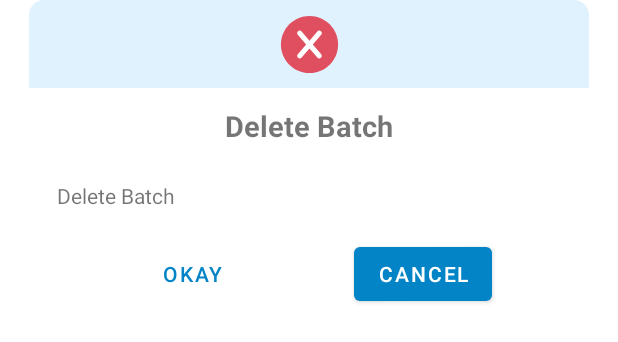
After one commit to dhavanikgithub/OrganizeU, an Android app: the layout delete_item_dialog_layout.xml on its own in the app's theme, with its tools: preview values and no code run, on a phone screen of 412 x 824 dp. The commit adds this screen. Shown: the top 342 px of the screen. Run offline under Robolectric (Android 15) with nearby library versions, the light colour scheme and no system bars.

Commit message:
show toast message for not yet implement functions. Implement custom delete alert dialog. Change status bar color in dark theme

```diff
--- a/app/src/main/java/com/dk/organizeu/adapter/AcademicAdapter.kt
+++ b/app/src/main/java/com/dk/organizeu/adapter/AcademicAdapter.kt
@@ -35,6 +35,9 @@ class AcademicAdapter(private val academicList: List<AcademicPojo>, private val
             holder.btnDelete.setOnClickListener {
                 listener.onDeleteClick(position)
             }
+            holder.btnEdit.setOnClickListener {
+                listener.onEditClick(position)
+            }
         } catch (e: Exception) {
             Log.e(TAG,e.message.toString())
         }
--- a/app/src/main/java/com/dk/organizeu/adapter/SemAdapter.kt
+++ b/app/src/main/java/com/dk/organizeu/adapter/SemAdapter.kt
@@ -33,6 +33,9 @@ class SemAdapter(private val academicSemList: ArrayList<String>,private val list
             holder.btnDelete.setOnClickListener {
                 listener.onDeleteClick(position)
             }
+            holder.btnEdit.setOnClickListener {
+                listener.onEditClick(position)
+            }
         } catch (e: Exception) {
             Log.e(TAG,e.message.toString())
         }
--- a/app/src/main/java/com/dk/organizeu/utils/UtilFunction.kt
+++ b/app/src/main/java/com/dk/organizeu/utils/UtilFunction.kt
@@ -9,6 +9,7 @@ import androidx.recyclerview.widget.RecyclerView
 import com.dk.organizeu.utils.Constants.Companion.DATE_FORMAT_STRING
 import com.dk.organizeu.utils.TimeConverter.Companion.timeFormat12H
 import com.dk.organizeu.utils.TimeConverter.Companion.timeFormat24H
+import com.dk.organizeu.utils.UtilFunction.Companion.showToast
 import kotlinx.coroutines.Dispatchers
 import kotlinx.coroutines.MainScope
 import kotlinx.coroutines.launch
@@ -43,7 +44,10 @@ class UtilFunction {
 
         fun Context.showToast(message: String)
         {
-            Toast.makeText(this,message,Toast.LENGTH_SHORT).show()
+            MainScope().launch(Dispatchers.Main)
+            {
+                Toast.makeText(this@showToast,message,Toast.LENGTH_SHORT).show()
+            }
         }
 
         fun Context.unexpectedErrorMessagePrint(e:Exception)
--- /dev/null
+++ b/app/src/main/res/drawable/ic_cancel.xml
@@ -0,0 +1,12 @@
+<vector xmlns:android="http://schemas.android.com/apk/res/android"
+    android:width="64dp"
+    android:height="64dp"
+    android:viewportWidth="512"
+    android:viewportHeight="512">
+  <path
+      android:pathData="M504.1,256C504.1,119 393,7.9 256,7.9C119,7.9 7.9,119 7.9,256C7.9,393 119,504.1 256,504.1C393,504.1 504.1,393 504.1,256z"
+      android:fillColor="#E04F5F"/>
+  <path
+      android:pathData="M285,256l72.5,-84.2c7.9,-9.2 6.9,-23 -2.3,-31c-9.2,-7.9 -23,-6.9 -30.9,2.3L256,222.4l-68.2,-79.2c-7.9,-9.2 -21.8,-10.2 -31,-2.3c-9.2,7.9 -10.2,21.8 -2.3,31L227,256l-72.5,84.2c-7.9,9.2 -6.9,23 2.3,31c4.1,3.6 9.2,5.3 14.3,5.3c6.2,0 12.3,-2.6 16.6,-7.6l68.2,-79.2l68.2,79.2c4.3,5 10.5,7.6 16.6,7.6c5.1,0 10.2,-1.7 14.3,-5.3c9.2,-7.9 10.2,-21.8 2.3,-31L285,256z"
+      android:fillColor="#FFF"/>
+</vector>
--- /dev/null
+++ b/app/src/main/res/layout/delete_item_dialog_layout.xml
@@ -0,0 +1,86 @@
+<?xml version="1.0" encoding="utf-8"?>
+<androidx.cardview.widget.CardView xmlns:android="http://schemas.android.com/apk/res/android"
+    android:layout_width="match_parent"
+    android:layout_height="@dimen/_180sdp"
+    xmlns:tools="http://schemas.android.com/tools"
+    app:cardCornerRadius="10dp"
+    android:layout_marginHorizontal="@dimen/_15sdp"
+    xmlns:app="http://schemas.android.com/apk/res-auto">
+
+    <androidx.constraintlayout.widget.ConstraintLayout
+        android:layout_width="match_parent"
+        android:layout_height="match_parent">
+
+        <View
+            android:id="@+id/view1"
+            android:layout_width="match_parent"
+            android:layout_height="0dp"
+            android:background="@color/colorPrimaryContainer"
+            app:layout_constraintBottom_toTopOf="@id/guidline1"
+            app:layout_constraintTop_toTopOf="parent" />
+
+        <androidx.constraintlayout.widget.Guideline
+            android:id="@+id/guidline1"
+            android:layout_width="match_parent"
+            android:layout_height="wrap_content"
+            android:orientation="horizontal"
+            app:layout_constraintGuide_percent=".25" />
+
+        <ImageView
+            android:layout_width="@dimen/_30sdp"
+            android:layout_height="@dimen/_30sdp"
+            android:src="@drawable/ic_cancel"
+            app:layout_constraintBottom_toBottomOf="@+id/view1"
+            app:layout_constraintEnd_toEndOf="@+id/view1"
+            app:layout_constraintStart_toStartOf="@+id/view1"
+            app:layout_constraintTop_toTopOf="@id/view1" />
+
+        <TextView
+            android:id="@+id/txtTitle"
+            android:layout_width="wrap_content"
+            android:layout_height="wrap_content"
+            android:padding="5dp"
+            android:layout_marginTop="@dimen/_5sdp"
+            android:textSize="@dimen/_15sdp"
+            android:textStyle="bold"
+            app:layout_constraintEnd_toEndOf="parent"
+            app:layout_constraintStart_toStartOf="parent"
+            app:layout_constraintTop_toBottomOf="@id/guidline1"
+            tools:text="Delete Batch" />
+
+        <TextView
+            android:id="@+id/txtMessage"
+            android:layout_width="match_parent"
+            android:layout_height="wrap_content"
+            android:padding="5dp"
+            android:layout_margin="@dimen/_10sdp"
+            app:layout_constraintEnd_toEndOf="parent"
+            app:layout_constraintStart_toStartOf="parent"
+            app:layout_constraintTop_toBottomOf="@id/txtTitle"
+            tools:text="Delete Batch" />
+
+        <com.google.android.material.button.MaterialButton
+            android:id="@+id/btnOkay"
+            android:layout_width="wrap_content"
+            android:layout_height="wrap_content"
+            android:background="@color/transparent"
+            android:textColor="@color/colorPrimary"
+            android:text="Okay"
+            android:layout_marginTop="@dimen/_10sdp"
+            app:layout_constraintEnd_toStartOf="@+id/btnCancel"
+            app:layout_constraintHorizontal_bias="0.5"
+            app:layout_constraintStart_toStartOf="parent"
+            app:layout_constraintTop_toBottomOf="@+id/txtMessage" />
+
+        <com.google.android.material.button.MaterialButton
+            android:id="@+id/btnCancel"
+            android:layout_width="wrap_content"
+            android:layout_height="wrap_content"
+            android:text="Cancel"
+            android:layout_marginTop="@dimen/_10sdp"
+            app:layout_constraintEnd_toEndOf="parent"
+            app:layout_constraintHorizontal_bias="0.5"
+            app:layout_constraintStart_toEndOf="@+id/btnOkay"
+            app:layout_constraintTop_toBottomOf="@+id/txtMessage" />
+    </androidx.constraintlayout.widget.ConstraintLayout>
+</androidx.cardview.widget.CardView>
--- a/app/src/main/res/menu/student_drawer.xml
+++ b/app/src/main/res/menu/student_drawer.xml
@@ -17,11 +17,11 @@
     <item android:title="Other">
         <menu>
             <item
-                android:id="@+id/nav_aboutus"
+                android:id="@+id/nav_aboutUs"
                 android:title="About Us"
                 android:icon="@drawable/ic_about"/>
             <item
-                android:id="@+id/nav_signout"
+                android:id="@+id/nav_signOut"
                 android:title="Sign out"
                 android:icon="@drawable/ic_signout"/>
             <item
--- a/app/src/main/res/values-night/themes.xml
+++ b/app/src/main/res/values-night/themes.xml
@@ -29,7 +29,7 @@
         <item name="colorOnTertiaryFixed">@color/colorOnTertiaryFixed</item>
         <item name="colorOnTertiaryFixedVariant">@color/colorOnTertiaryFixedVariant</item>
 
-        <item name="android:statusBarColor">@color/colorPrimary</item>
+        <item name="android:statusBarColor">@color/transparent</item>
 
         <item name="chipBackgroundColor">@color/colorPrimaryContainer</item>
         <item name="chipIconTint">@color/colorPrimary</item>
--- a/app/src/main/res/values/colors.xml
+++ b/app/src/main/res/values/colors.xml
@@ -41,4 +41,5 @@
     <color name="danger">#D61C1C</color>
     <color name="permissionDoneText">#45C560</color>
     <color name="permissionAllowText">#0C79F5</color>
+
 </resources>
```
Also changed, not shown: app/src/main/java/com/dk/organizeu/activity_admin/AdminActivity.kt (+18 -1 lines), app/src/main/java/com/dk/organizeu/activity_admin/fragments/academic/AcademicFragment.kt (+28 -3 lines), app/src/main/java/com/dk/organizeu/activity_admin/fragments/academic/add_academic/add_batch/AddBatchFragment.kt (+11 -11 lines), app/src/main/java/com/dk/organizeu/activity_admin/fragments/academic/add_academic/add_class/AddClassFragment.kt (+12 -12 lines), app/src/main/java/com/dk/organizeu/activity_admin/fragments/academic/add_academic/add_sem/AddSemFragment.kt (+13 -12 lines), app/src/main/java/com/dk/organizeu/activity_admin/fragments/faculty/FacultyFragment.kt (+11 -12 lines), app/src/main/java/com/dk/organizeu/activity_admin/fragments/rooms/RoomsFragment.kt (+11 -14 lines), app/src/main/java/com/dk/organizeu/activity_admin/fragments/subjects/SubjectsFragment.kt (+11 -12 lines), app/src/main/java/com/dk/organizeu/activity_admin/fragments/timetable/add_lesson/AddLessonFragment.kt (+11 -13 lines), app/src/main/java/com/dk/organizeu/activity_student/StudentActivity.kt (+14 -2 lines), app/src/main/java/com/dk/organizeu/utils/DialogUtils.kt (added, +56 -0 lines).
